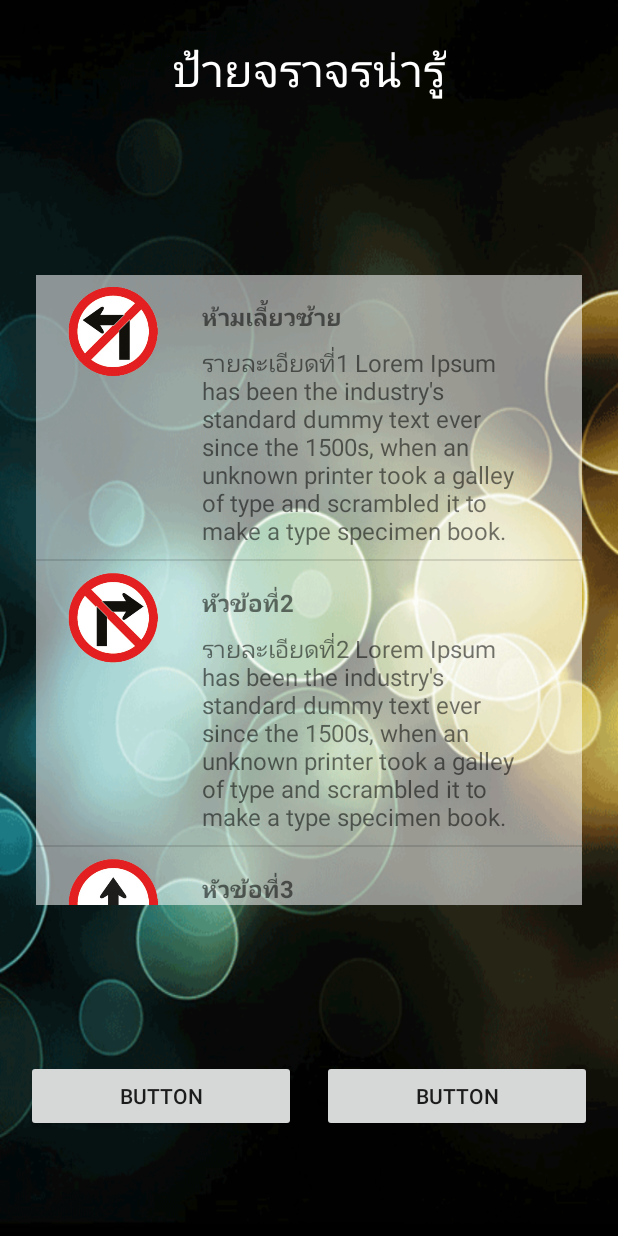
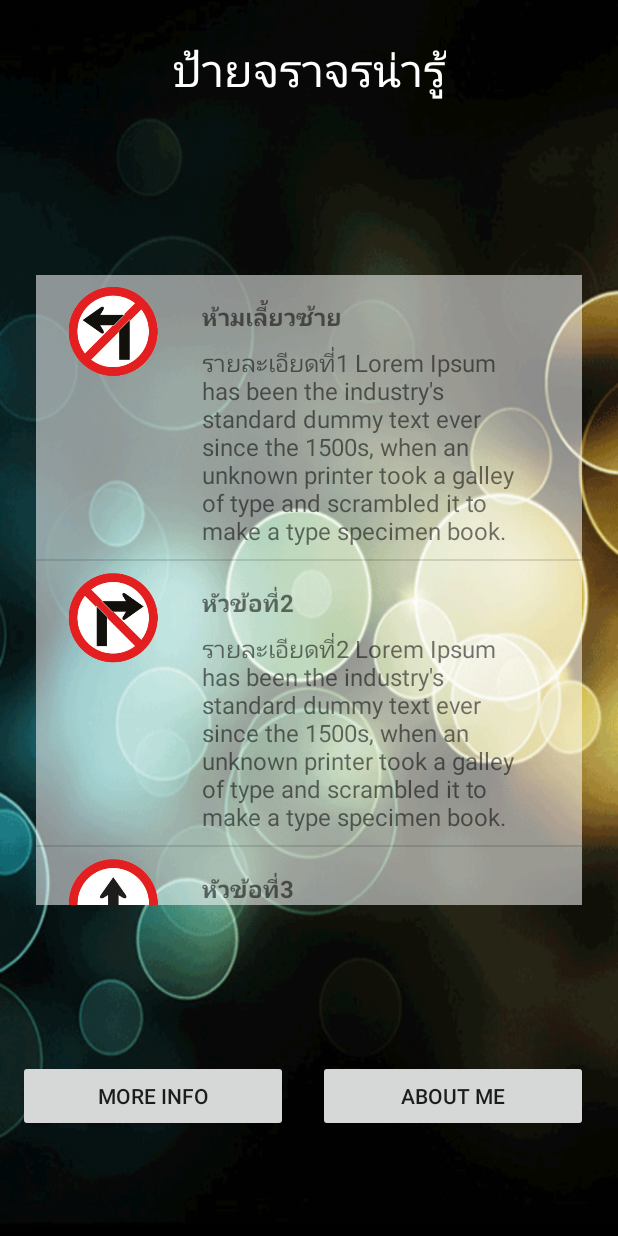
Before and after one commit to kritsada0019/TrafficSignApp, an Android app: the screen it shows after launch (MainActivity), on a phone screen of 412 x 824 dp. Run offline under Robolectric (Android 15) with nearby library versions, the phone set to English and light mode, and no system bars.

```diff
--- a/app/src/main/java/sdu/cs58/kritsada/trafficsignapp/MainActivity.java
+++ b/app/src/main/java/sdu/cs58/kritsada/trafficsignapp/MainActivity.java
@@ -1,6 +1,7 @@
 package sdu.cs58.kritsada.trafficsignapp;
 
 import android.content.Intent;
+import android.net.Uri;
 import android.support.v7.app.AppCompatActivity;
 import android.os.Bundle;
 import android.view.View;
@@ -45,4 +46,9 @@ public class MainActivity extends AppCompatActivity {
 
     }//end onCreate
 
+    public void clickLink(View view) {
+        Intent LinkIntent = new Intent(Intent.ACTION_VIEW);
+        LinkIntent.setData(Uri.parse("https://www.dlt.go.th/th/"));
+        startActivity(LinkIntent);
+    }//end clickLink
 }//end class
--- a/app/src/main/res/layout/activity_detail.xml
+++ b/app/src/main/res/layout/activity_detail.xml
@@ -29,13 +29,13 @@
         android:layout_marginEnd="8dp"
         android:layout_marginStart="8dp"
         android:layout_marginTop="8dp"
+        android:onClick="clickBack"
         android:text="Back"
         app:layout_constraintBottom_toBottomOf="parent"
         app:layout_constraintEnd_toEndOf="parent"
         app:layout_constraintStart_toStartOf="parent"
         app:layout_constraintTop_toBottomOf="@+id/scrollView2"
-        app:layout_constraintVertical_bias="1.0"
-        tools:text="Back" />
+        app:layout_constraintVertical_bias="1.0" />
 
     <ScrollView
         android:id="@+id/scrollView2"
--- a/app/src/main/res/layout/activity_main.xml
+++ b/app/src/main/res/layout/activity_main.xml
@@ -8,25 +8,25 @@
     tools:context="sdu.cs58.kritsada.trafficsignapp.MainActivity">
 
     <Button
-        android:id="@+id/button2"
+        android:id="@+id/btnAboutMe"
         android:layout_width="180dp"
         android:layout_height="wrap_content"
         android:layout_marginEnd="8dp"
         android:layout_marginStart="8dp"
-        android:text="Button"
-        app:layout_constraintBottom_toBottomOf="@+id/button"
+        android:text="about me"
+        app:layout_constraintBottom_toBottomOf="@+id/btnMoreInfo"
         app:layout_constraintEnd_toEndOf="parent"
         app:layout_constraintHorizontal_bias="0.5"
-        app:layout_constraintStart_toEndOf="@+id/button" />
+        app:layout_constraintStart_toEndOf="@+id/btnMoreInfo" />
 
     <Button
-        android:id="@+id/button"
+        android:id="@+id/btnMoreInfo"
         android:layout_width="180dp"
         android:layout_height="wrap_content"
-        android:layout_marginLeft="8dp"
-        android:text="Button"
+        android:onClick="clickLink"
+        android:text="More Info"
         app:layout_constraintBottom_toBottomOf="parent"
-        app:layout_constraintEnd_toStartOf="@+id/button2"
+        app:layout_constraintEnd_toStartOf="@+id/btnAboutMe"
         app:layout_constraintHorizontal_bias="0.5"
         app:layout_constraintStart_toStartOf="parent"
         app:layout_constraintTop_toBottomOf="@+id/listView"
```
Also changed, not shown: app/src/main/java/sdu/cs58/kritsada/trafficsignapp/DetailActivity.java (+7 -0 lines).
